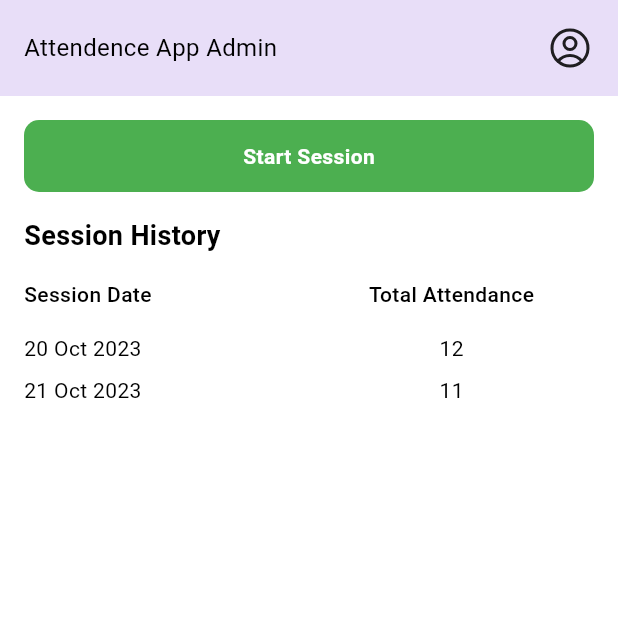
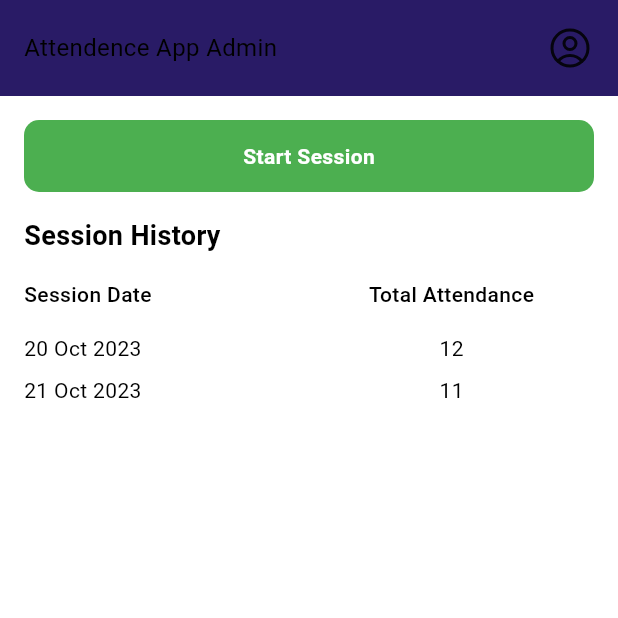
Before and after one commit to el-mubarok/project-ta-kt23-admin, a Flutter app: the screen it shows after launch, on a phone screen of 412 x 824 dp, the top half of it. Run offline on Flutter 3.47's test engine with Material 2 defaults, Android fonts, the light colour scheme and no system bars; our stand-ins replace bloc, dio, equatable, flutter_bloc, heroicons, pretty_qr_code; missing offline and left inert: cryptography, onesignal_flutter, platform_device_id.

Commit message:
update android manifest & color

```diff
--- a/lib/themes/color.dart
+++ b/lib/themes/color.dart
@@ -1,10 +1,13 @@
 import 'package:flutter/material.dart';
 
 class AppColors {
-  static const Color primary = Color.fromRGBO(243, 237, 247, 1);
-  static const Color primaryDark = Color.fromRGBO(232, 222, 248, 1);
-  static const Color secondary = Colors.deepPurple;
-  static Color secondaryDark = Colors.deepPurpleAccent.shade700;
+  static const Color primary = Color.fromRGBO(41, 27, 102, 1);
+  static const Color primaryDark = Color.fromRGBO(41, 27, 102, 1);
+  static const Color secondary = Color.fromRGBO(213, 203, 227, 1);
+  static const Color secondaryDark = Color.fromRGBO(213, 203, 227, 1);
+  static const Color tertiary = Color.fromRGBO(178, 186, 251, 1);
+  static const Color quartenary = Color.fromRGBO(252, 206, 170, 1);
+  static const Color accent = Color.fromRGBO(185, 99, 162, 1);
   static const Color success = Colors.green;
   static const Color info = Colors.blue;
   static const Color warning = Colors.yellow;
```
Also changed, not shown: 1 other file.
